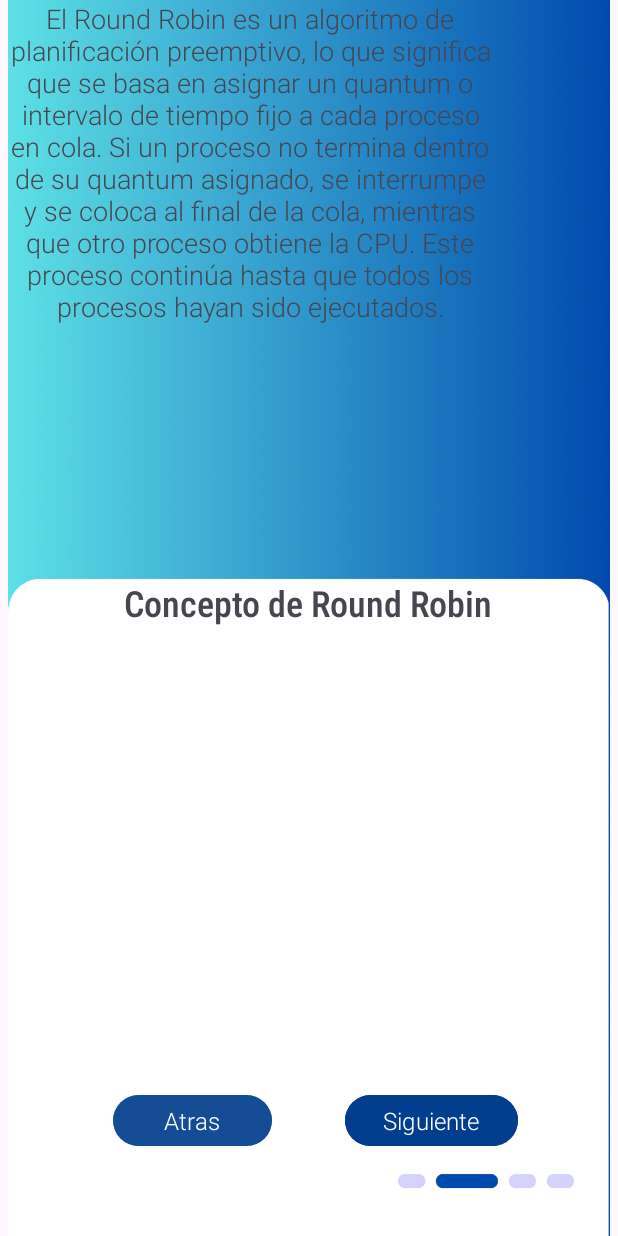
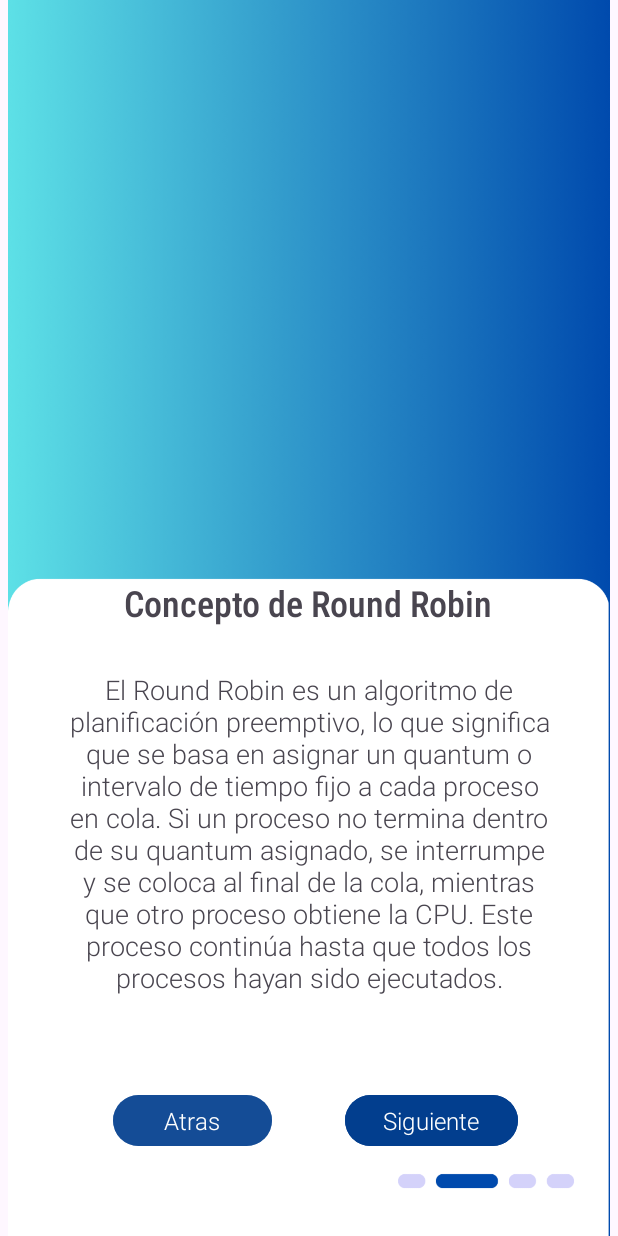
Before and after one commit to sofias1023/RoundRobin, an Android app: the TeoriaActivity1 screen opened directly, with no data from a screen before it, on a phone screen of 412 x 824 dp. Run offline under Robolectric (Android 15) with nearby library versions, the phone set to English and light mode, and no system bars.

Commit message:
Se arreglo parrafo de la informacion

```diff
--- a/app/src/main/res/layout/activity_teoria1.xml
+++ b/app/src/main/res/layout/activity_teoria1.xml
@@ -66,11 +66,15 @@
         android:id="@+id/textView4"
         android:layout_width="333dp"
         android:layout_height="228dp"
+        android:layout_marginTop="29dp"
         android:fontFamily="sans-serif-light"
         android:text="El Round Robin es un algoritmo de planificación preemptivo, lo que significa que se basa en asignar un quantum o intervalo de tiempo fijo a cada proceso en cola. Si un proceso no termina dentro de su quantum asignado, se interrumpe y se coloca al final de la cola, mientras que otro proceso obtiene la CPU. Este proceso continúa hasta que todos los procesos hayan sido ejecutados."
         android:textAlignment="center"
         android:textSize="18sp"
-        tools:layout_editor_absoluteX="36dp"
-        tools:layout_editor_absoluteY="402dp" />
+        app:layout_constraintBottom_toBottomOf="@+id/imageView"
+        app:layout_constraintEnd_toEndOf="parent"
+        app:layout_constraintStart_toStartOf="parent"
+        app:layout_constraintTop_toBottomOf="@+id/textView3"
+        app:layout_constraintVertical_bias="0.0" />
 
 </androidx.constraintlayout.widget.ConstraintLayout>
```
